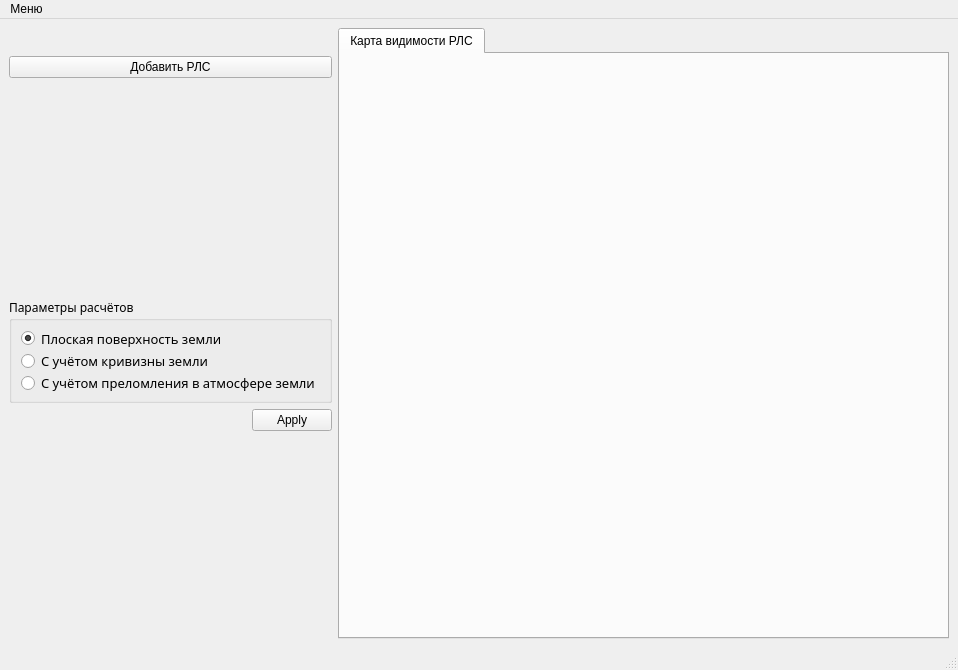
Qt form main/mainwindow.ui (Kirikus/Terrain_213) before a commit.
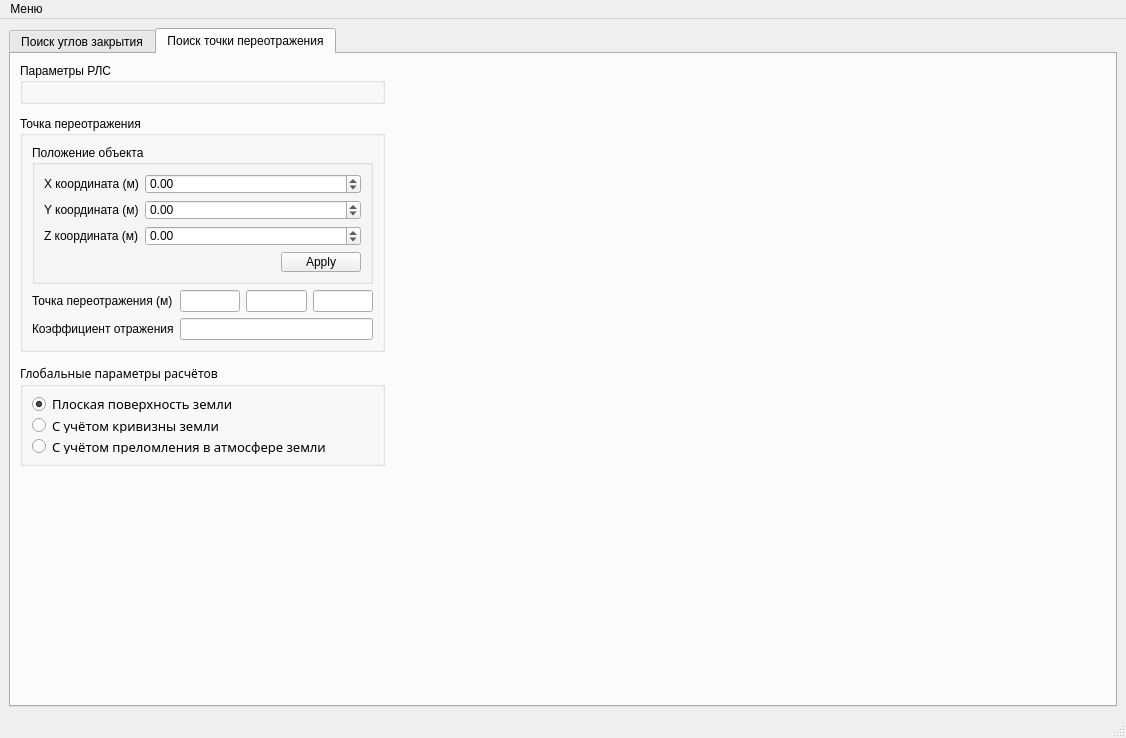
The same form after that commit. The open tabs and pages were chosen to show the change. Custom widgets are drawn as their Qt base class.

Commit message: style(gui view): Make 2 different calculating tabs

Diff of the .ui file:
```diff
--- a/main/mainwindow.ui
+++ b/main/mainwindow.ui
@@ -2,51 +2,77 @@
 <ui version="4.0">
  <class>MainWindow</class>
  <widget class="QMainWindow" name="MainWindow">
+  <property name="geometry">
+   <rect>
+    <x>0</x>
+    <y>0</y>
+    <width>1126</width>
+    <height>738</height>
+   </rect>
+  </property>
   <property name="windowTitle">
    <string>Модель рельефа</string>
   </property>
   <widget class="QWidget" name="centralwidget">
    <layout class="QGridLayout" name="gridLayout">
-    <item row="0" column="1" rowspan="10">
-     <widget class="QTabWidget" name="maps">
-      <property name="enabled">
-       <bool>true</bool>
-      </property>
-      <property name="sizePolicy">
-       <sizepolicy hsizetype="Preferred" vsizetype="Preferred">
-        <horstretch>0</horstretch>
-        <verstretch>0</verstretch>
-       </sizepolicy>
-      </property>
-      <property name="minimumSize">
-       <size>
-        <width>611</width>
-        <height>611</height>
-       </size>
-      </property>
-      <property name="toolTip">
-       <string>&lt;html&gt;&lt;head/&gt;&lt;body&gt;&lt;p&gt;&lt;br/&gt;&lt;/p&gt;&lt;/body&gt;&lt;/html&gt;</string>
-      </property>
-      <property name="tabShape">
-       <enum>QTabWidget::Rounded</enum>
-      </property>
+    <item row="0" column="0">
+     <widget class="QTabWidget" name="main_tab_widget">
       <property name="currentIndex">
        <number>0</number>
       </property>
-      <property name="movable">
-       <bool>false</bool>
-      </property>
-      <property name="tabBarAutoHide">
-       <bool>false</bool>
-      </property>
-      <widget class="QCustomPlot" name="visibility_map">
+      <widget class="QWidget" name="visibility_map_tab">
        <attribute name="title">
-        <string>Карта видимости РЛС</string>
+        <string>Поиск углов закрытия</string>
        </attribute>
-      </widget>
-     </widget>
-    </item>
-    <item row="7" column="0">
+       <layout class="QGridLayout" name="gridLayout_2">
+        <item row="1" column="0">
+         <widget class="QPushButton" name="add_RLS">
+          <property name="maximumSize">
+           <size>
+            <width>287</width>
+            <height>24</height>
+           </size>
+          </property>
+          <property name="text">
+           <string>Добавить РЛС</string>
+          </property>
+         </widget>
+        </item>
+        <item row="0" column="0">
+         <widget class="QTabWidget" name="RLS_widgets">
+          <property name="sizePolicy">
+           <sizepolicy hsizetype="Maximum" vsizetype="Preferred">
+            <horstretch>0</horstretch>
+            <verstretch>0</verstretch>
+           </sizepolicy>
+          </property>
+          <property name="maximumSize">
+           <size>
+            <width>287</width>
+            <height>400</height>
+           </size>
+          </property>
+          <property name="tabShape">
+           <enum>QTabWidget::Triangular</enum>
+          </property>
+          <property name="currentIndex">
+           <number>-1</number>
+          </property>
+          <property name="documentMode">
+           <bool>true</bool>
+          </property>
+          <property name="tabsClosable">
+           <bool>true</bool>
+          </property>
+          <property name="movable">
+           <bool>true</bool>
+          </property>
+          <property name="tabBarAutoHide">
+           <bool>true</bool>
+          </property>
+         </widget>
+        </item>
+        <item row="4" column="0">
      <widget class="QGroupBox" name="calculation_parametres">
       <property name="sizePolicy">
        <sizepolicy hsizetype="Preferred" vsizetype="Preferred">
@@ -56,8 +82,8 @@
       </property>
       <property name="maximumSize">
        <size>
-        <width>412</width>
-        <height>105</height>
+            <width>287</width>
+            <height>102</height>
        </size>
       </property>
       <property name="font">
@@ -66,7 +92,13 @@
        </font>
       </property>
       <property name="title">
-       <string>Параметры расчётов</string>
+           <string extracomment="Используется для вычисления карты видимости и точки переотражения">Глобальные параметры расчётов</string>
+          </property>
+          <property name="flat">
+           <bool>false</bool>
+          </property>
+          <property name="checkable">
+           <bool>false</bool>
       </property>
       <layout class="QGridLayout" name="gridLayout_5">
        <item row="1" column="0">
@@ -114,20 +146,7 @@
       </layout>
      </widget>
     </item>
-    <item row="9" column="0">
-     <spacer name="top_vertical_spacer">
-      <property name="orientation">
-       <enum>Qt::Vertical</enum>
-      </property>
-      <property name="sizeHint" stdset="0">
-       <size>
-        <width>20</width>
-        <height>40</height>
-       </size>
-      </property>
-     </spacer>
-    </item>
-    <item row="8" column="0">
+        <item row="2" column="0">
      <widget class="QDialogButtonBox" name="apply_button">
       <property name="sizePolicy">
        <sizepolicy hsizetype="Maximum" vsizetype="Fixed">
@@ -135,6 +154,12 @@
         <verstretch>0</verstretch>
        </sizepolicy>
       </property>
+          <property name="maximumSize">
+           <size>
+            <width>75</width>
+            <height>24</height>
+           </size>
+          </property>
       <property name="layoutDirection">
        <enum>Qt::RightToLeft</enum>
       </property>
@@ -146,15 +171,38 @@
       </property>
      </widget>
     </item>
-    <item row="4" column="0">
-     <widget class="QPushButton" name="add_RLS">
-      <property name="text">
-       <string>Добавить РЛС</string>
-      </property>
-     </widget>
-    </item>
+        <item row="5" column="0">
+         <spacer name="visibility_map_spacer">
+          <property name="orientation">
+           <enum>Qt::Vertical</enum>
+          </property>
+          <property name="sizeHint" stdset="0">
+           <size>
+            <width>20</width>
+            <height>40</height>
+           </size>
+          </property>
+         </spacer>
+        </item>
+        <item row="0" column="2" rowspan="6">
+         <widget class="QCustomPlot" name="visibility_map" native="true">
+          <property name="minimumSize">
+           <size>
+            <width>630</width>
+            <height>630</height>
+           </size>
+          </property>
+         </widget>
+        </item>
+       </layout>
+      </widget>
+      <widget class="QWidget" name="reflection_point_tab">
+       <attribute name="title">
+        <string>Поиск точки переотражения</string>
+       </attribute>
+       <layout class="QGridLayout" name="gridLayout_3">
     <item row="5" column="0">
-     <spacer name="verticalSpacer">
+         <spacer name="reflection_point_spacer">
       <property name="orientation">
        <enum>Qt::Vertical</enum>
       </property>
@@ -165,39 +213,236 @@
        </size>
       </property>
      </spacer>
+        </item>
+        <item row="2" column="0">
+         <widget class="QGroupBox" name="reflection_point_box">
+          <property name="maximumSize">
+           <size>
+            <width>365</width>
+            <height>236</height>
+           </size>
+          </property>
+          <property name="title">
+           <string>Точка переотражения</string>
+          </property>
+          <layout class="QGridLayout" name="gridLayout_4">
+           <item row="2" column="0">
+            <widget class="QLabel" name="reflection_point_label">
+             <property name="text">
+              <string>Точка переотражения (м)</string>
+             </property>
+            </widget>
+           </item>
+           <item row="3" column="1" colspan="3">
+            <widget class="QLineEdit" name="reflection_coefficient">
+             <property name="readOnly">
+              <bool>true</bool>
+             </property>
+            </widget>
+           </item>
+           <item row="2" column="1">
+            <widget class="QLineEdit" name="reflection_point_x">
+             <property name="readOnly">
+              <bool>true</bool>
+             </property>
+            </widget>
+           </item>
+           <item row="0" column="0" colspan="4">
+            <widget class="QGroupBox" name="object_position_box">
+             <property name="title">
+              <string>Положение объекта</string>
+             </property>
+             <layout class="QGridLayout" name="gridLayout_7">
+              <item row="1" column="0">
+               <widget class="QLabel" name="y_label">
+                <property name="text">
+                 <string>Y координата (м)</string>
+                </property>
+               </widget>
+              </item>
+              <item row="2" column="1">
+               <widget class="QDoubleSpinBox" name="object_z">
+                <property name="minimum">
+                 <double>-1000.000000000000000</double>
+                </property>
+                <property name="maximum">
+                 <double>1000.990000000000009</double>
+                </property>
+               </widget>
+              </item>
+              <item row="1" column="1">
+               <widget class="QDoubleSpinBox" name="object_y">
+                <property name="minimum">
+                 <double>-1000.000000000000000</double>
+                </property>
+                <property name="maximum">
+                 <double>1000.990000000000009</double>
+                </property>
+               </widget>
+              </item>
+              <item row="0" column="0">
+               <widget class="QLabel" name="x_label">
+                <property name="text">
+                 <string>X координата (м)</string>
+                </property>
+               </widget>
+              </item>
+              <item row="0" column="1">
+               <widget class="QDoubleSpinBox" name="object_x">
+                <property name="minimum">
+                 <double>-1000.000000000000000</double>
+                </property>
+                <property name="maximum">
+                 <double>1000.990000000000009</double>
+                </property>
+               </widget>
+              </item>
+              <item row="2" column="0">
+               <widget class="QLabel" name="z_label">
+                <property name="text">
+                 <string>Z координата (м)</string>
+                </property>
+               </widget>
+              </item>
+              <item row="3" column="1">
+               <widget class="QDialogButtonBox" name="apply_button_reflection">
+                <property name="standardButtons">
+                 <set>QDialogButtonBox::Apply</set>
+                </property>
+               </widget>
+              </item>
+             </layout>
+            </widget>
+           </item>
+           <item row="2" column="3">
+            <widget class="QLineEdit" name="reflection_point_z">
+             <property name="readOnly">
+              <bool>true</bool>
+             </property>
+            </widget>
     </item>
     <item row="3" column="0">
-     <widget class="QTabWidget" name="RLS_widgets">
+            <widget class="QLabel" name="reflection_coef_label">
+             <property name="text">
+              <string>Коэффициент отражения</string>
+             </property>
+            </widget>
+           </item>
+           <item row="2" column="2">
+            <widget class="QLineEdit" name="reflection_point_y">
+             <property name="readOnly">
+              <bool>true</bool>
+             </property>
+            </widget>
+           </item>
+          </layout>
+         </widget>
+        </item>
+        <item row="4" column="0">
+         <widget class="QGroupBox" name="calculation_parametres_2">
       <property name="sizePolicy">
-       <sizepolicy hsizetype="Maximum" vsizetype="Preferred">
+           <sizepolicy hsizetype="Preferred" vsizetype="Preferred">
         <horstretch>0</horstretch>
         <verstretch>0</verstretch>
        </sizepolicy>
       </property>
       <property name="maximumSize">
        <size>
-        <width>412</width>
-        <height>348</height>
-       </size>
-      </property>
-      <property name="tabShape">
-       <enum>QTabWidget::Triangular</enum>
-      </property>
-      <property name="currentIndex">
-       <number>-1</number>
-      </property>
-      <property name="documentMode">
-       <bool>true</bool>
-      </property>
-      <property name="tabsClosable">
-       <bool>true</bool>
-      </property>
-      <property name="movable">
-       <bool>true</bool>
-      </property>
-      <property name="tabBarAutoHide">
+            <width>365</width>
+            <height>102</height>
+           </size>
+          </property>
+          <property name="font">
+           <font>
+            <family>Tw Cen MT Condensed</family>
+           </font>
+          </property>
+          <property name="title">
+           <string extracomment="Используется для вычисления карты видимости и точки переотражения">Глобальные параметры расчётов</string>
+          </property>
+          <property name="flat">
+           <bool>false</bool>
+          </property>
+          <property name="checkable">
+           <bool>false</bool>
+          </property>
+          <layout class="QGridLayout" name="gridLayout_6">
+           <item row="1" column="0">
+            <widget class="QRadioButton" name="curvature_mode_2">
+             <property name="font">
+              <font>
+               <family>Tw Cen MT Condensed</family>
+               <pointsize>10</pointsize>
+              </font>
+             </property>
+             <property name="text">
+              <string>С учётом кривизны земли</string>
+             </property>
+            </widget>
+           </item>
+           <item row="0" column="0">
+            <widget class="QRadioButton" name="flat_surface_mode_2">
+             <property name="font">
+              <font>
+               <family>Tw Cen MT Condensed</family>
+               <pointsize>10</pointsize>
+              </font>
+             </property>
+             <property name="text">
+              <string>Плоская поверхность земли</string>
+             </property>
+             <property name="checked">
        <bool>true</bool>
       </property>
+            </widget>
+           </item>
+           <item row="2" column="0">
+            <widget class="QRadioButton" name="refraction_mode_2">
+             <property name="font">
+              <font>
+               <family>Tw Cen MT Condensed</family>
+               <pointsize>10</pointsize>
+              </font>
+             </property>
+             <property name="text">
+              <string>С учётом преломления в атмосфере земли</string>
+             </property>
+            </widget>
+           </item>
+          </layout>
+         </widget>
+        </item>
+        <item row="0" column="0">
+         <widget class="QGroupBox" name="groupBox">
+          <property name="title">
+           <string>Параметры РЛС</string>
+          </property>
+          <layout class="QGridLayout" name="gridLayout_8">
+           <item row="0" column="0">
+            <widget class="RLS" name="rls" native="true">
+             <property name="maximumSize">
+              <size>
+               <width>365</width>
+               <height>400</height>
+              </size>
+             </property>
+            </widget>
+           </item>
+          </layout>
+         </widget>
+        </item>
+        <item row="0" column="1" rowspan="6">
+         <widget class="QCustomPlot" name="reflection_point_graph" native="true">
+          <property name="minimumSize">
+           <size>
+            <width>630</width>
+            <height>630</height>
+           </size>
+          </property>
+         </widget>
+        </item>
+       </layout>
+      </widget>
      </widget>
     </item>
    </layout>
@@ -207,7 +452,7 @@
     <rect>
      <x>0</x>
      <y>0</y>
-     <width>926</width>
+     <width>1126</width>
      <height>22</height>
     </rect>
    </property>
@@ -245,6 +490,12 @@
    <header>qcustomplot.h</header>
    <container>1</container>
   </customwidget>
+  <customwidget>
+   <class>RLS</class>
+   <extends>QWidget</extends>
+   <header>rls.h</header>
+   <container>1</container>
+  </customwidget>
  </customwidgets>
  <resources/>
  <connections/>
```
Left out of the diff: 46 changed lines with no effect on the pictures. Lines whose indentation alone changed are shown as unchanged.
